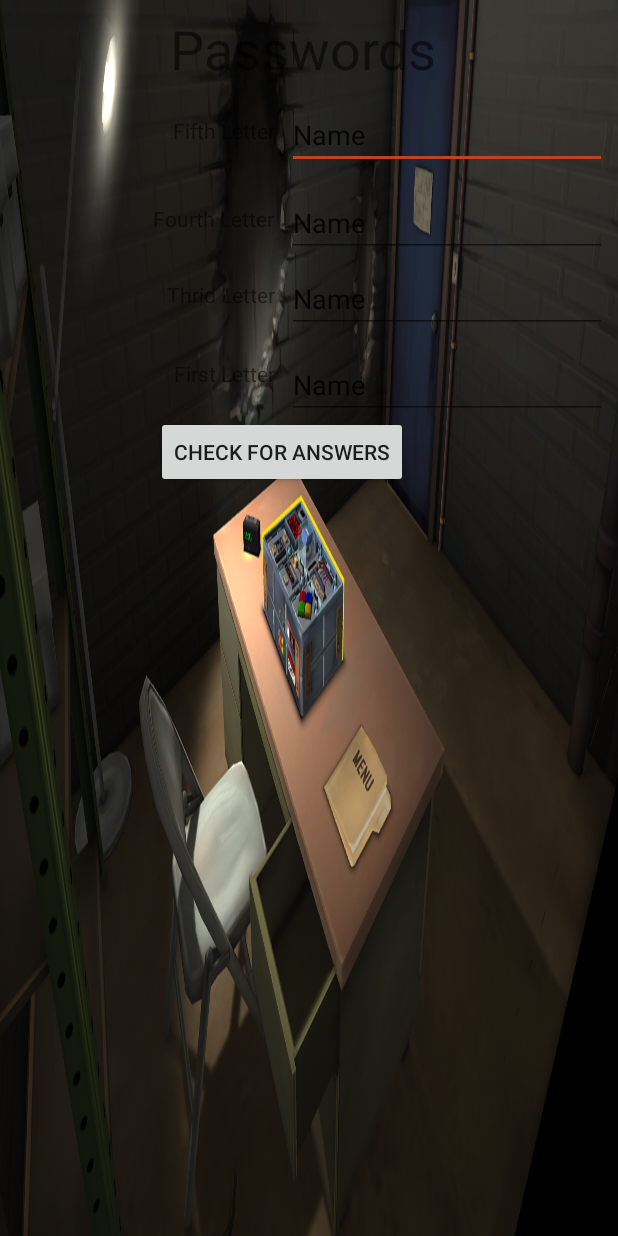
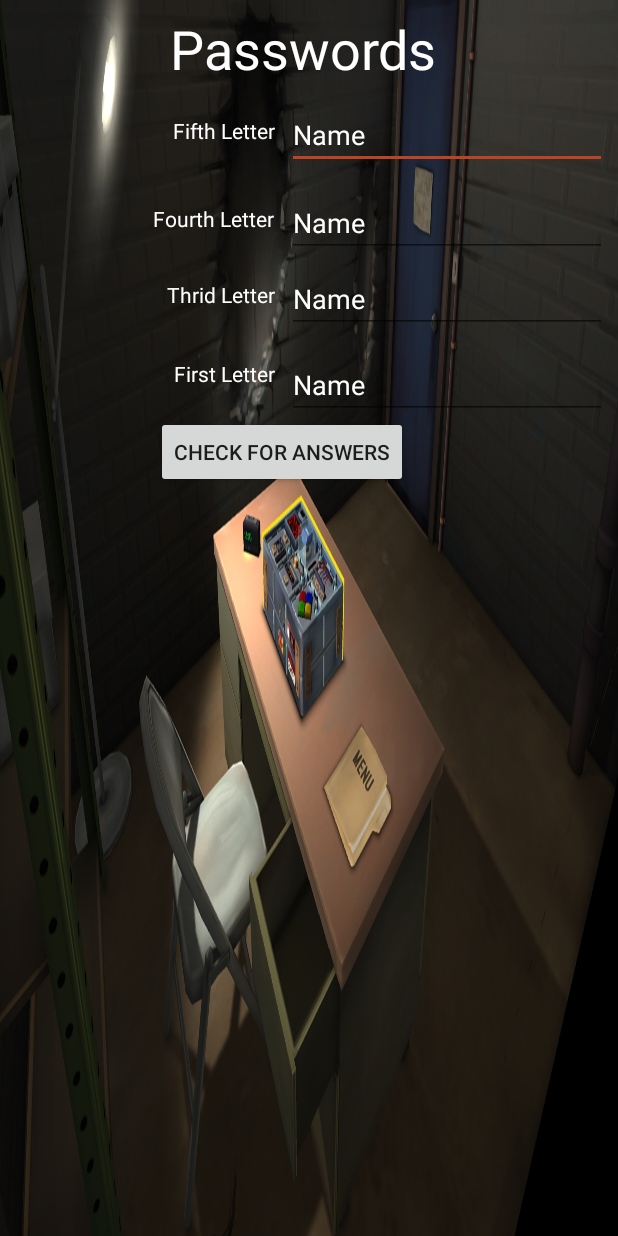
Before and after one commit to tmking01/KeepTalkingandNobodyExplodesCompanion, an Android app: the Password screen opened directly, with no data from a screen before it, on a phone screen of 412 x 824 dp. Run offline under Robolectric (Android 15) with nearby library versions, the phone set to English and light mode, and no system bars.

Commit message:
Passwords is in troublshooting

```diff
--- a/app/src/main/res/layout/activity_password.xml
+++ b/app/src/main/res/layout/activity_password.xml
@@ -19,6 +19,7 @@
         android:layout_marginRight="8dp"
         android:layout_marginTop="77dp"
         android:text="@string/FifthLetter"
+        android:textColor="@android:color/white"
         app:layout_constraintRight_toLeftOf="@+id/txtFive"
         app:layout_constraintTop_toTopOf="parent" />
 
@@ -29,6 +30,7 @@
         android:layout_marginRight="8dp"
         android:layout_marginTop="39dp"
         android:text="@string/FourthLetter"
+        android:textColor="@android:color/white"
         app:layout_constraintRight_toLeftOf="@+id/txtFour"
         app:layout_constraintTop_toBottomOf="@+id/textView7" />
 
@@ -39,6 +41,7 @@
         android:layout_marginRight="8dp"
         android:layout_marginTop="31dp"
         android:text="@string/ThridLetter"
+        android:textColor="@android:color/white"
         app:layout_constraintRight_toLeftOf="@+id/txtThree"
         app:layout_constraintTop_toBottomOf="@+id/textView8" />
 
@@ -49,6 +52,7 @@
         android:layout_marginRight="8dp"
         android:layout_marginTop="33dp"
         android:text="@string/FirstLetter"
+        android:textColor="@android:color/white"
         app:layout_constraintRight_toLeftOf="@+id/txtOne"
         app:layout_constraintTop_toBottomOf="@+id/textView9" />
 
@@ -56,62 +60,67 @@
         android:id="@+id/txtFive"
         android:layout_width="wrap_content"
         android:layout_height="wrap_content"
+        android:layout_marginRight="7dp"
+        android:layout_marginTop="67dp"
         android:ems="10"
         android:inputType="textPersonName"
         android:text="Name"
-        android:layout_marginRight="7dp"
+        android:textColor="@android:color/white"
         app:layout_constraintRight_toRightOf="parent"
-        app:layout_constraintTop_toTopOf="parent"
-        android:layout_marginTop="67dp" />
+        app:layout_constraintTop_toTopOf="parent" />
 
     <EditText
         android:id="@+id/txtFour"
         android:layout_width="wrap_content"
         android:layout_height="wrap_content"
+        android:layout_marginRight="7dp"
+        android:layout_marginTop="13dp"
         android:ems="10"
         android:inputType="textPersonName"
         android:text="Name"
-        android:layout_marginTop="13dp"
-        app:layout_constraintTop_toBottomOf="@+id/txtFive"
-        android:layout_marginRight="7dp"
-        app:layout_constraintRight_toRightOf="parent" />
+        android:textColor="@android:color/white"
+        app:layout_constraintRight_toRightOf="parent"
+        app:layout_constraintTop_toBottomOf="@+id/txtFive" />
 
     <EditText
         android:id="@+id/txtThree"
         android:layout_width="wrap_content"
         android:layout_height="wrap_content"
+        android:layout_marginRight="7dp"
+        android:layout_marginTop="5dp"
         android:ems="10"
         android:inputType="textPersonName"
         android:text="Name"
-        android:layout_marginTop="5dp"
-        app:layout_constraintTop_toBottomOf="@+id/txtFour"
-        android:layout_marginRight="7dp"
-        app:layout_constraintRight_toRightOf="parent" />
+        android:textColor="@android:color/white"
+        app:layout_constraintRight_toRightOf="parent"
+        app:layout_constraintTop_toBottomOf="@+id/txtFour" />
 
     <EditText
         android:id="@+id/txtOne"
         android:layout_width="wrap_content"
         android:layout_height="wrap_content"
+        android:layout_marginRight="7dp"
+        android:layout_marginTop="12dp"
         android:ems="10"
         android:inputType="textPersonName"
         android:text="Name"
-        android:layout_marginTop="12dp"
-        app:layout_constraintTop_toBottomOf="@+id/txtThree"
-        android:layout_marginRight="7dp"
-        app:layout_constraintRight_toRightOf="parent" />
+        android:textColor="@android:color/white"
+        app:layout_constraintRight_toRightOf="parent"
+        app:layout_constraintTop_toBottomOf="@+id/txtThree" />
 
     <TextView
         android:id="@+id/textView11"
         android:layout_width="wrap_content"
         android:layout_height="wrap_content"
+        android:layout_marginLeft="8dp"
+        android:layout_marginRight="16dp"
+        android:layout_marginTop="8dp"
         android:text="@string/PasswordsTitle"
+        android:textColor="@android:color/white"
         android:textSize="36sp"
-        android:layout_marginRight="16dp"
+        app:layout_constraintLeft_toLeftOf="parent"
         app:layout_constraintRight_toRightOf="parent"
-        android:layout_marginLeft="8dp"
-        app:layout_constraintLeft_toLeftOf="parent"
-        app:layout_constraintTop_toTopOf="parent"
-        android:layout_marginTop="8dp" />
+        app:layout_constraintTop_toTopOf="parent" />
 
     <Button
         android:id="@+id/button"
--- a/app/src/main/res/values/strings.xml
+++ b/app/src/main/res/values/strings.xml
@@ -74,6 +74,7 @@
     <string name="ButtonName">Button Text</string>
     <string name="ButtonStripColor">Strip Color</string>
     <string name="ButtonSolution">Answer</string>
+    <string name="PressHold"><![CDATA[Press & Hold]]></string>
     <!-- ================================================================= -->
     <string name="LetterA">A</string>
     <string name="lblPassword1">First Letters</string>
```
